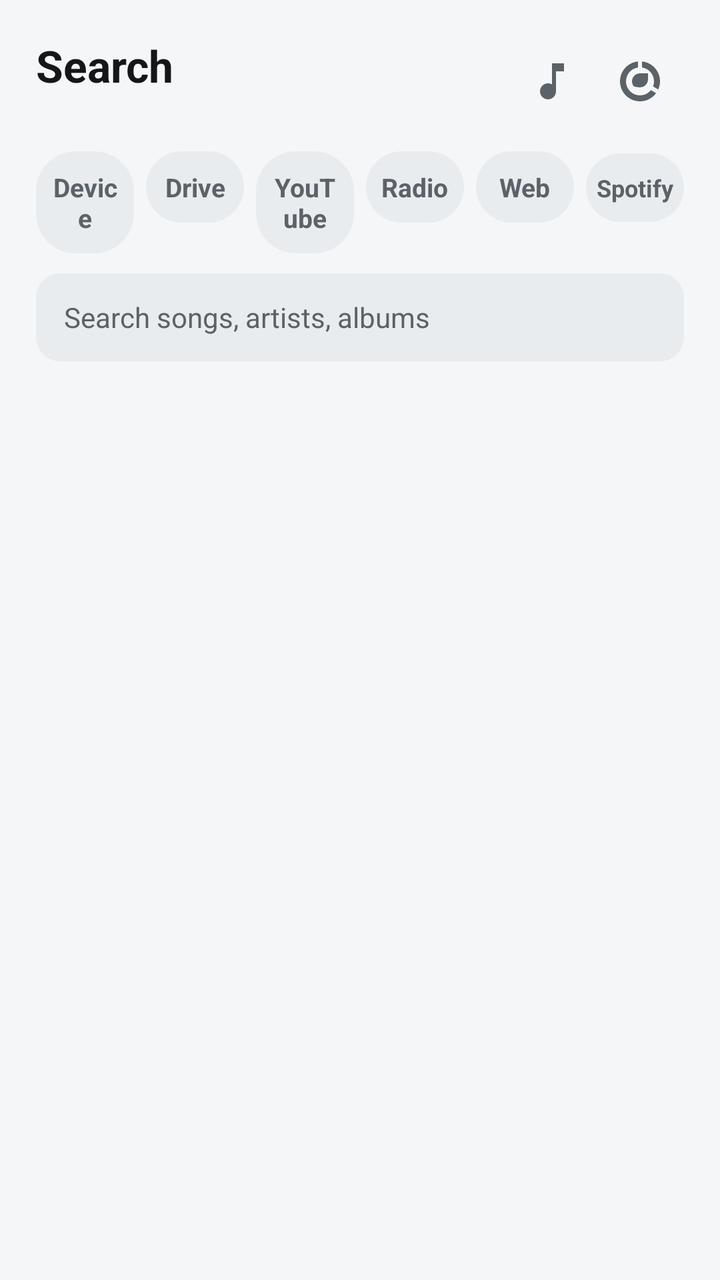
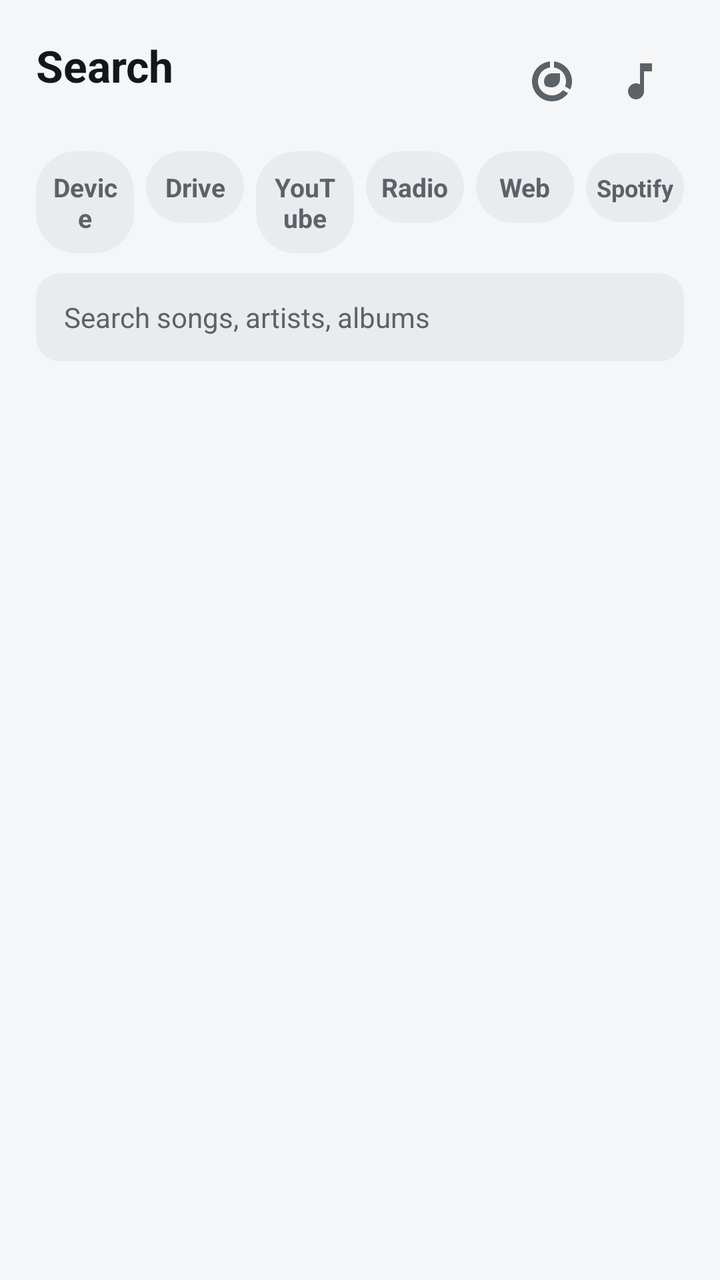

An Android layout rendered at two revisions. The XML below is the earlier revision; the diff shows what the commit changed to produce the second picture.
<!-- AndroidManifest.xml: application theme Theme.FXSoundLite -->
<!-- res/layout/fragment_music.xml -->
<?xml version="1.0" encoding="utf-8"?>
<LinearLayout xmlns:android="http://schemas.android.com/apk/res/android"
    android:layout_width="match_parent"
    android:layout_height="match_parent"
    android:background="?attr/colorBg"
    android:orientation="vertical">

    <LinearLayout
        android:layout_width="match_parent"
        android:layout_height="wrap_content"
        android:orientation="vertical"
        android:paddingHorizontal="18dp"
        android:paddingTop="18dp"
        android:paddingBottom="8dp">

        
        <LinearLayout
            android:layout_width="match_parent"
            android:layout_height="wrap_content"
            android:gravity="center_vertical"
            android:orientation="horizontal">

            <LinearLayout
                android:layout_width="0dp"
                android:layout_height="wrap_content"
                android:layout_weight="1"
                android:orientation="vertical">

                <TextView
                    android:layout_width="wrap_content"
                    android:layout_height="wrap_content"
                    android:text="@string/music_title"
                    android:textColor="?attr/colorTextPrimary"
                    android:textSize="22sp"
                    android:textStyle="bold" />

                <TextView
                    android:id="@+id/musicCount"
                    android:layout_width="wrap_content"
                    android:layout_height="wrap_content"
                    android:textColor="?attr/colorTextSecondary"
                    android:textSize="12sp" />
            </LinearLayout>

            
            <TextView
                android:id="@+id/dataUsedText"
                android:layout_width="wrap_content"
                android:layout_height="wrap_content"
                android:layout_marginEnd="2dp"
                android:background="?android:attr/selectableItemBackground"
                android:padding="6dp"
                android:textColor="?attr/colorAccent"
                android:textSize="12sp"
                android:textStyle="bold"
                android:visibility="gone" />

            
            <ImageButton
                android:id="@+id/videoModeButton"
                android:layout_width="44dp"
                android:layout_height="44dp"
                android:background="?android:attr/selectableItemBackgroundBorderless"
                android:contentDescription="@string/video_mode_desc"
                android:padding="10dp"
                android:src="@drawable/ic_music"
                android:tint="?attr/colorHeaderIcon" />

            <ImageButton
                android:id="@+id/saverButton"
                android:layout_width="44dp"
                android:layout_height="44dp"
                android:background="?android:attr/selectableItemBackgroundBorderless"
                android:contentDescription="@string/saver_switch_label"
                android:padding="10dp"
                android:src="@drawable/ic_data_saver"
                android:tint="?attr/colorHeaderIcon" />
        </LinearLayout>

        
        <LinearLayout
            android:id="@+id/sourceTabs"
            android:layout_width="match_parent"
            android:layout_height="wrap_content"
            android:layout_marginTop="12dp"
            android:orientation="horizontal">

<TextView
                android:id="@+id/tabLocal"
                android:layout_width="0dp"
                android:layout_height="wrap_content"
                android:layout_marginEnd="6dp"
                android:layout_weight="1"
                android:gravity="center"
                android:background="@drawable/chip_bg"
                android:clickable="true"
                android:focusable="true"
                android:paddingHorizontal="6dp"
                android:paddingVertical="9dp"
                android:text="@string/source_local"
                android:textColor="@color/chip_text_color"
                android:textSize="13sp"
                android:textStyle="bold" />
            <TextView
                android:id="@+id/tabDrive"
                android:layout_width="0dp"
                android:layout_height="wrap_content"
                android:layout_marginEnd="6dp"
                android:layout_weight="1"
                android:gravity="center"
                android:background="@drawable/chip_bg"
                android:clickable="true"
                android:focusable="true"
                android:paddingHorizontal="6dp"
                android:paddingVertical="9dp"
                android:text="@string/source_drive"
                android:textColor="@color/chip_text_color"
                android:textSize="13sp"
                android:textStyle="bold" />
            <TextView
                android:id="@+id/tabYoutube"
                android:layout_width="0dp"
                android:layout_height="wrap_content"
                android:layout_marginEnd="6dp"
                android:layout_weight="1"
                android:gravity="center"
                android:background="@drawable/chip_bg"
                android:clickable="true"
                android:focusable="true"
                android:paddingHorizontal="6dp"
                android:paddingVertical="9dp"
                android:text="@string/source_youtube"
                android:textColor="@color/chip_text_color"
                android:textSize="13sp"
                android:textStyle="bold" />
            <TextView
                android:id="@+id/tabRadio"
                android:layout_width="0dp"
                android:layout_height="wrap_content"
                android:layout_marginEnd="6dp"
                android:layout_weight="1"
                android:gravity="center"
                android:background="@drawable/chip_bg"
                android:clickable="true"
                android:focusable="true"
                android:paddingHorizontal="6dp"
                android:paddingVertical="9dp"
                android:text="@string/source_radio"
                android:textColor="@color/chip_text_color"
                android:textSize="13sp"
                android:textStyle="bold" />
            <TextView
                android:id="@+id/tabTv"
                android:layout_width="0dp"
                android:layout_height="wrap_content"
                android:layout_marginEnd="6dp"
                android:layout_weight="1"
                android:gravity="center"
                android:background="@drawable/chip_bg"
                android:clickable="true"
                android:focusable="true"
                android:paddingHorizontal="6dp"
                android:paddingVertical="9dp"
                android:text="@string/source_tv"
                android:textColor="@color/chip_text_color"
                android:textSize="13sp"
                android:textStyle="bold"
                android:visibility="gone" />
            <TextView
                android:id="@+id/tabWeb"
                android:layout_width="0dp"
                android:layout_height="wrap_content"
                android:layout_marginEnd="6dp"
                android:layout_weight="1"
                android:gravity="center"
                android:background="@drawable/chip_bg"
                android:clickable="true"
                android:focusable="true"
                android:paddingHorizontal="6dp"
                android:paddingVertical="9dp"
                android:text="@string/source_web"
                android:textColor="@color/chip_text_color"
                android:textSize="13sp"
                android:textStyle="bold"
                android:visibility="gone" />
            <TextView
                android:id="@+id/tabOnline"
                android:layout_width="0dp"
                android:layout_height="wrap_content"
                android:layout_marginEnd="6dp"
                android:layout_weight="1"
                android:gravity="center"
                android:background="@drawable/chip_bg"
                android:clickable="true"
                android:focusable="true"
                android:paddingHorizontal="6dp"
                android:paddingVertical="9dp"
                android:text="@string/source_online"
                android:textColor="@color/chip_text_color"
                android:textSize="13sp"
                android:textStyle="bold" />
            <TextView
                android:id="@+id/tabSpotify"
                android:layout_width="0dp"
                android:layout_height="wrap_content"
                android:layout_marginEnd="0dp"
                android:layout_weight="1"
                android:gravity="center"
                android:background="@drawable/chip_bg"
                android:clickable="true"
                android:focusable="true"
                android:maxLines="1"
                android:paddingHorizontal="2dp"
                android:paddingVertical="9dp"
                android:text="@string/source_spotify"
                android:textColor="@color/chip_text_color"
                android:textSize="12sp"
                android:textStyle="bold" />
        </LinearLayout>

        
        <TextView
            android:id="@+id/radioSourceButton"
            android:layout_width="wrap_content"
            android:layout_height="wrap_content"
            android:layout_marginTop="10dp"
            android:background="@drawable/chip_bg"
            android:clickable="true"
            android:focusable="true"
            android:paddingHorizontal="16dp"
            android:paddingVertical="8dp"
            android:textColor="@color/chip_text_color"
            android:textSize="13sp"
            android:textStyle="bold"
            android:visibility="gone" />

        

        <LinearLayout
            android:layout_width="match_parent"
            android:layout_height="wrap_content"
            android:layout_marginTop="10dp"
            android:gravity="center_vertical"
            android:orientation="horizontal">

            <EditText
                android:id="@+id/searchInput"
                android:layout_width="0dp"
                android:layout_height="44dp"
                android:layout_weight="1"
                android:background="@drawable/input_bg"
                android:hint="@string/music_search_hint"
                android:imeOptions="actionSearch"
                android:importantForAutofill="no"
                android:inputType="text"
                android:maxLines="1"
                android:paddingHorizontal="14dp"
                android:textColor="?attr/colorTextPrimary"
                android:textColorHint="?attr/colorTextSecondary"
                android:textSize="14sp" />

            
            <ImageButton
                android:id="@+id/filterButton"
                android:layout_width="44dp"
                android:layout_height="44dp"
                android:layout_marginStart="6dp"
                android:background="?android:attr/selectableItemBackgroundBorderless"
                android:contentDescription="@string/filter_title"
                android:padding="10dp"
                android:src="@drawable/ic_filter"
                android:tint="?attr/colorTextSecondary"
                android:visibility="gone" />

        </LinearLayout>
    </LinearLayout>

    <FrameLayout
        android:layout_width="match_parent"
        android:layout_height="0dp"
        android:layout_weight="1">

        <androidx.recyclerview.widget.RecyclerView
            android:id="@+id/trackList"
            android:layout_width="match_parent"
            android:layout_height="match_parent"
            android:clipToPadding="false"
            android:paddingBottom="74dp" />

        <ProgressBar
            android:id="@+id/searchProgress"
            style="?android:attr/progressBarStyle"
            android:layout_width="32dp"
            android:layout_height="32dp"
            android:layout_gravity="center"
            android:indeterminateTint="?attr/colorAccent"
            android:visibility="gone" />

        <LinearLayout
            android:id="@+id/emptyPanel"
            android:layout_width="match_parent"
            android:layout_height="match_parent"
            android:gravity="center"
            android:orientation="vertical"
            android:padding="32dp"
            android:visibility="gone">

            <TextView
                android:id="@+id/emptyText"
                android:layout_width="wrap_content"
                android:layout_height="wrap_content"
                android:gravity="center"
                android:textColor="?attr/colorTextSecondary"
                android:textSize="14sp" />

            <TextView
                android:id="@+id/actionButton"
                android:layout_width="wrap_content"
                android:layout_height="wrap_content"
                android:layout_marginTop="16dp"
                android:background="@drawable/eq_button_bg"
                android:clickable="true"
                android:focusable="true"
                android:paddingHorizontal="26dp"
                android:paddingVertical="10dp"
                android:text="@string/music_allow_access"
                android:textColor="?attr/colorOnAccent"
                android:textSize="14sp"
                android:textStyle="bold"
                android:visibility="gone" />
        </LinearLayout>
    </FrameLayout>

    
    <LinearLayout
        android:visibility="gone"
        android:layout_width="match_parent"
        android:layout_height="wrap_content"
        android:layout_margin="12dp"
        android:background="@drawable/card_bg"
        android:orientation="vertical"
        android:padding="14dp">

        <LinearLayout
            android:layout_width="match_parent"
            android:layout_height="wrap_content"
            android:gravity="center_vertical"
            android:orientation="horizontal">

            <ImageView
                android:id="@+id/nowArt"
                android:layout_width="52dp"
                android:layout_height="52dp"
                android:background="@drawable/art_bg"
                android:importantForAccessibility="no"
                android:padding="13dp"
                android:scaleType="centerCrop"
                android:src="@drawable/ic_music"
                android:tint="?attr/colorTextSecondary" />

            <LinearLayout
                android:layout_width="0dp"
                android:layout_height="wrap_content"
                android:layout_marginStart="12dp"
                android:layout_weight="1"
                android:orientation="vertical">

                <TextView
                    android:id="@+id/nowTitle"
                    android:layout_width="match_parent"
                    android:layout_height="wrap_content"
                    android:ellipsize="end"
                    android:maxLines="1"
                    android:text="@string/music_nothing_playing"
                    android:textColor="?attr/colorTextPrimary"
                    android:textSize="15sp"
                    android:textStyle="bold" />

                <TextView
                    android:id="@+id/nowArtist"
                    android:layout_width="match_parent"
                    android:layout_height="wrap_content"
                    android:layout_marginTop="2dp"
                    android:ellipsize="end"
                    android:maxLines="1"
                    android:textColor="?attr/colorTextSecondary"
                    android:textSize="12sp" />
            </LinearLayout>
        </LinearLayout>

        <SeekBar
            android:id="@+id/progressSeek"
            android:layout_width="match_parent"
            android:layout_height="wrap_content"
            android:layout_marginTop="8dp"
            android:progressTint="?attr/colorAccent"
            android:thumbTint="?attr/colorAccent" />

        <RelativeLayout
            android:layout_width="match_parent"
            android:layout_height="wrap_content"
            android:paddingHorizontal="4dp">

            <TextView
                android:id="@+id/timeElapsed"
                android:layout_width="wrap_content"
                android:layout_height="wrap_content"
                android:text="0:00"
                android:textColor="?attr/colorTextSecondary"
                android:textSize="11sp" />

            <TextView
                android:id="@+id/timeTotal"
                android:layout_width="wrap_content"
                android:layout_height="wrap_content"
                android:layout_alignParentEnd="true"
                android:text="0:00"
                android:textColor="?attr/colorTextSecondary"
                android:textSize="11sp" />
        </RelativeLayout>

        <LinearLayout
            android:layout_width="match_parent"
            android:layout_height="wrap_content"
            android:layout_marginTop="4dp"
            android:gravity="center"
            android:orientation="horizontal">

            <ImageButton
                android:id="@+id/shuffleButton"
                android:layout_width="48dp"
                android:layout_height="48dp"
                android:background="?android:attr/selectableItemBackgroundBorderless"
                android:contentDescription="@string/music_shuffle"
                android:padding="12dp"
                android:src="@drawable/ic_shuffle"
                android:tint="?attr/colorTextSecondary" />

            <ImageButton
                android:id="@+id/prevButton"
                android:layout_width="52dp"
                android:layout_height="52dp"
                android:background="?android:attr/selectableItemBackgroundBorderless"
                android:contentDescription="@string/music_previous"
                android:padding="12dp"
                android:src="@drawable/ic_prev"
                android:tint="?attr/colorTextPrimary" />

            <ImageButton
                android:id="@+id/playPauseButton"
                android:layout_width="60dp"
                android:layout_height="60dp"
                android:layout_marginHorizontal="6dp"
                android:background="@drawable/eq_button_bg"
                android:contentDescription="@string/music_play_pause"
                android:padding="16dp"
                android:src="@drawable/ic_play"
                android:tint="?attr/colorOnAccent" />

            <ImageButton
                android:id="@+id/nextButton"
                android:layout_width="52dp"
                android:layout_height="52dp"
                android:background="?android:attr/selectableItemBackgroundBorderless"
                android:contentDescription="@string/music_next"
                android:padding="12dp"
                android:src="@drawable/ic_next"
                android:tint="?attr/colorTextPrimary" />

            <ImageButton
                android:id="@+id/repeatButton"
                android:layout_width="48dp"
                android:layout_height="48dp"
                android:background="?android:attr/selectableItemBackgroundBorderless"
                android:contentDescription="@string/music_repeat"
                android:padding="12dp"
                android:src="@drawable/ic_repeat"
                android:tint="?attr/colorTextSecondary" />
        </LinearLayout>
    </LinearLayout>
</LinearLayout>
<!-- resources referenced by this layout -->
<resources>
  <!-- drawable art_bg (drawable) -->
  <?xml version="1.0" encoding="utf-8"?>
  <shape xmlns:android="http://schemas.android.com/apk/res/android">
      <solid android:color="?attr/colorSurfaceRaised" />
      <corners android:radius="10dp" />
  </shape>
  <!-- drawable card_bg (drawable) -->
  <?xml version="1.0" encoding="utf-8"?>
  <shape xmlns:android="http://schemas.android.com/apk/res/android">
      <solid android:color="?attr/colorSurface" />
      <corners android:radius="16dp" />
  </shape>
  <!-- drawable eq_button_bg (drawable) -->
  <?xml version="1.0" encoding="utf-8"?>
  <shape xmlns:android="http://schemas.android.com/apk/res/android"
      android:shape="rectangle">
      <solid android:color="?attr/colorAccent" />
      <corners android:radius="20dp" />
  </shape>
  <!-- drawable ic_filter (drawable) -->
  <vector xmlns:android="http://schemas.android.com/apk/res/android"
      android:width="24dp"
      android:height="24dp"
      android:viewportWidth="24"
      android:viewportHeight="24">
      <path
          android:fillColor="#FFFFFFFF"
          android:pathData="M10,18h4v-2h-4v2zM3,6v2h18L21,6L3,6zM6,13h12v-2L6,11v2z" />
  </vector>
  <!-- drawable ic_next (drawable) -->
  <vector xmlns:android="http://schemas.android.com/apk/res/android"
      android:width="24dp"
      android:height="24dp"
      android:viewportWidth="24"
      android:viewportHeight="24">
      <path
          android:fillColor="#FFFFFFFF"
          android:pathData="M6,18l8.5,-6L6,6v12zM16,6v12h2V6h-2z" />
  </vector>
  <!-- drawable ic_play (drawable) -->
  <vector xmlns:android="http://schemas.android.com/apk/res/android"
      android:width="24dp"
      android:height="24dp"
      android:viewportWidth="24"
      android:viewportHeight="24">
      <path
          android:fillColor="#FFFFFFFF"
          android:pathData="M8,5v14l11,-7z" />
  </vector>
  <!-- drawable ic_prev (drawable) -->
  <vector xmlns:android="http://schemas.android.com/apk/res/android"
      android:width="24dp"
      android:height="24dp"
      android:viewportWidth="24"
      android:viewportHeight="24">
      <path
          android:fillColor="#FFFFFFFF"
          android:pathData="M6,6h2v12H6zm3.5,6l8.5,6V6z" />
  </vector>
  <!-- drawable input_bg (drawable) -->
  <?xml version="1.0" encoding="utf-8"?>
  <shape xmlns:android="http://schemas.android.com/apk/res/android">
      <solid android:color="?attr/colorSurfaceRaised" />
      <corners android:radius="12dp" />
  </shape>
  <string name="filter_title">Filter</string>
  <string name="music_allow_access">Allow access</string>
  <string name="music_next">Next</string>
  <string name="music_nothing_playing">Nothing playing</string>
  <string name="music_play_pause">Play / pause</string>
  <string name="music_previous">Previous</string>
  <string name="music_repeat">Repeat</string>
  <string name="music_search_hint">Search songs, artists, albums</string>
  <string name="music_shuffle">Shuffle</string>
  <string name="music_title">Search</string>
  <string name="saver_switch_label">Data saver</string>
  <string name="source_drive">Drive</string>
  <string name="source_local">Device</string>
  <string name="source_online">Web</string>
  <string name="source_radio">Radio</string>
  <string name="source_spotify">Spotify</string>
  <string name="source_tv">TV</string>
  <string name="source_web">Web</string>
  <string name="source_youtube">YouTube</string>
  <string name="video_mode_desc">Audio / video mode</string>
  <color name="accent_default">#000000</color>
  <color name="light_bg">#F5F6F7</color>
  <color name="light_surface">#FFFFFF</color>
  <color name="light_surface_raised">#E9ECEF</color>
  <color name="light_text_primary">#14171A</color>
  <color name="light_text_secondary">#5B6268</color>
  <color name="light_divider">#DCE0E3</color>
  <color name="light_track_bg">#D6DADE</color>
  <color name="danger">#FF6B6B</color>
  <color name="light_on_accent">#0E1013</color>
  <!-- unchanged entries left out for length: 6 -->
</resources>

<!-- the commit's change to res/layout/fragment_music.xml (unified diff, before → after) -->
@@ -55,6 +55,16 @@
                 android:textStyle="bold"
                 android:visibility="gone" />
 
+            <ImageButton
+                android:id="@+id/saverButton"
+                android:layout_width="44dp"
+                android:layout_height="44dp"
+                android:background="?android:attr/selectableItemBackgroundBorderless"
+                android:contentDescription="@string/saver_switch_label"
+                android:padding="10dp"
+                android:src="@drawable/ic_data_saver"
+                android:tint="?attr/colorHeaderIcon" />
+
             
             <ImageButton
                 android:id="@+id/videoModeButton"
@@ -64,16 +74,6 @@
                 android:contentDescription="@string/video_mode_desc"
                 android:padding="10dp"
                 android:src="@drawable/ic_music"
-                android:tint="?attr/colorHeaderIcon" />
-
-            <ImageButton
-                android:id="@+id/saverButton"
-                android:layout_width="44dp"
-                android:layout_height="44dp"
-                android:background="?android:attr/selectableItemBackgroundBorderless"
-                android:contentDescription="@string/saver_switch_label"
-                android:padding="10dp"
-                android:src="@drawable/ic_data_saver"
                 android:tint="?attr/colorHeaderIcon" />
         </LinearLayout>
 
